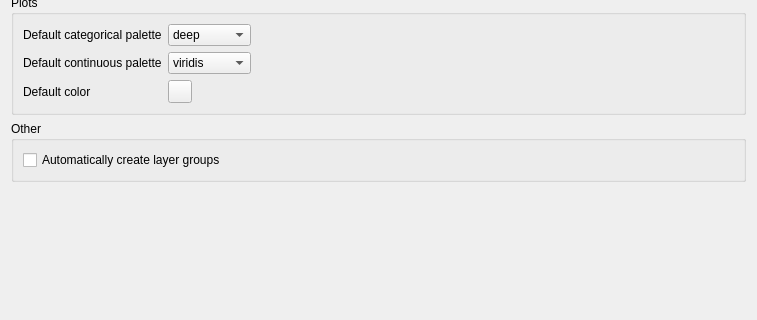
Qt form eis_qgis_plugin/resources/ui/wizard_settings.ui (GispoCoding/eis_qgis_plugin) before a commit; both pictures show x 0 to 757 and y 393 to 713 of the 757 by 836 pixel window.
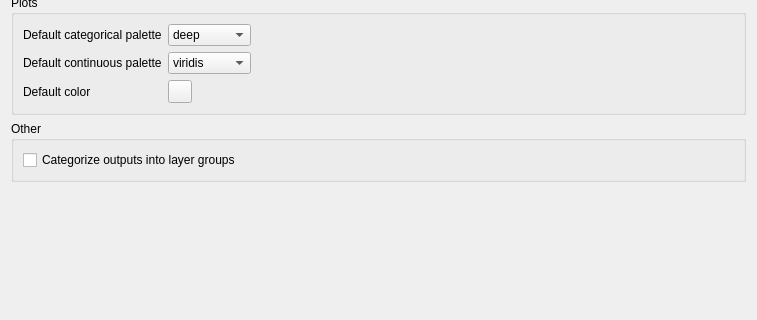
The same form after that commit. Custom widgets are drawn as their Qt base class.

Commit message: Generalize layer group function, use layer grouping for modeling outputs, fix model output widget in Wizard, remove old debug prints

The edit to the form file:
```diff
--- a/eis_qgis_plugin/resources/ui/wizard_settings.ui
+++ b/eis_qgis_plugin/resources/ui/wizard_settings.ui
@@ -433,7 +433,7 @@
       <item row="0" column="0">
        <widget class="QCheckBox" name="layer_group_selection">
         <property name="text">
-         <string>Automatically create layer groups</string>
+         <string>Categorize outputs into layer groups</string>
         </property>
        </widget>
       </item>
```
Left out of the diff: 3 changed lines with no effect on the pictures. The commit also changes 9 other files.
